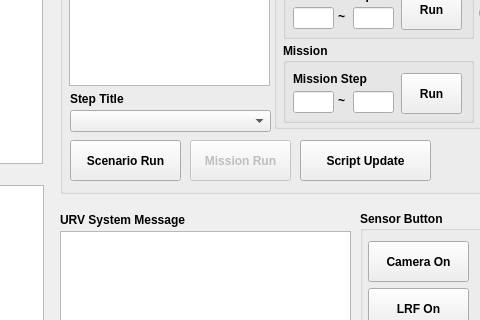
First picture: the form in EurecarURV_Dlg.ui, repository Jun-Hong-7794/Eurecar-URV, before the edit; both pictures show x 620 to 1100 and y 118 to 438 of the 1221 by 624 pixel window.
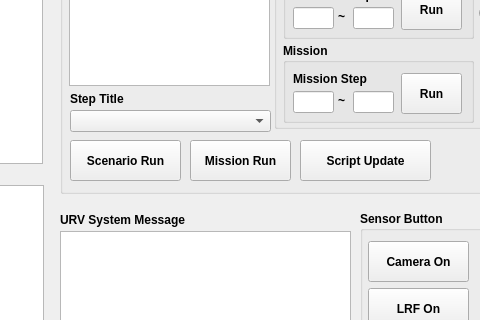
Second picture: the form after the edit.

Diff of the .ui file:
```diff
--- a/EurecarURV_Dlg.ui
+++ b/EurecarURV_Dlg.ui
@@ -308,7 +308,7 @@
     </widget>
     <widget class="QPushButton" name="bt_mission_run">
      <property name="enabled">
-      <bool>false</bool>
+      <bool>true</bool>
      </property>
      <property name="geometry">
       <rect>
@@ -321,6 +321,9 @@
      <property name="text">
       <string>Mission Run</string>
      </property>
+     <property name="checkable">
+      <bool>false</bool>
+     </property>
     </widget>
     <widget class="QPushButton" name="bt_script_update">
      <property name="geometry">
```
Left out of the diff: 2 changed lines with no effect on the pictures.
